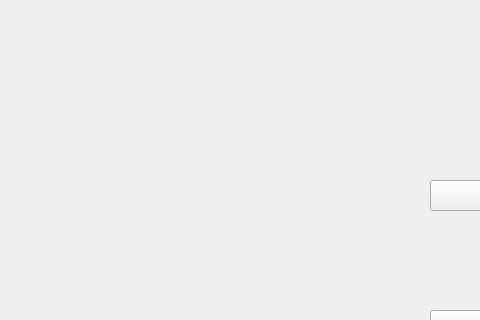
The window that mainwindow.ui (valentin-889/App_Securite) describes before a commit, drawn with Qt 5; both pictures show x 0 to 480 and y 0 to 320 of the 800 by 600 pixel window.
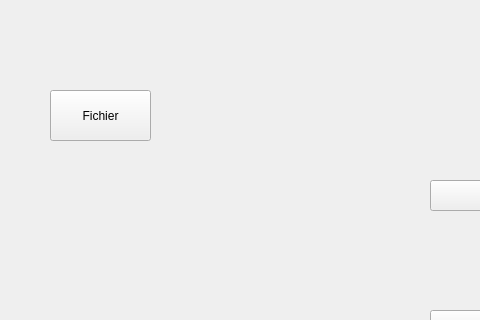
The same window after the commit.

Diff of the .ui file:
```diff
--- a/mainwindow.ui
+++ b/mainwindow.ui
@@ -139,6 +139,19 @@
 &lt;p align=&quot;center&quot; style=&quot; margin-top:0px; margin-bottom:0px; margin-left:0px; margin-right:0px; -qt-block-indent:0; text-indent:0px;&quot;&gt;&lt;span style=&quot; font-size:16pt;&quot;&gt;RSA&lt;/span&gt;&lt;/p&gt;&lt;/body&gt;&lt;/html&gt;</string>
     </property>
    </widget>
+   <widget class="QPushButton" name="btn_selec">
+    <property name="geometry">
+     <rect>
+      <x>50</x>
+      <y>90</y>
+      <width>101</width>
+      <height>51</height>
+     </rect>
+    </property>
+    <property name="text">
+     <string>Fichier</string>
+    </property>
+   </widget>
   </widget>
   <widget class="QMenuBar" name="menubar">
    <property name="geometry">
```
